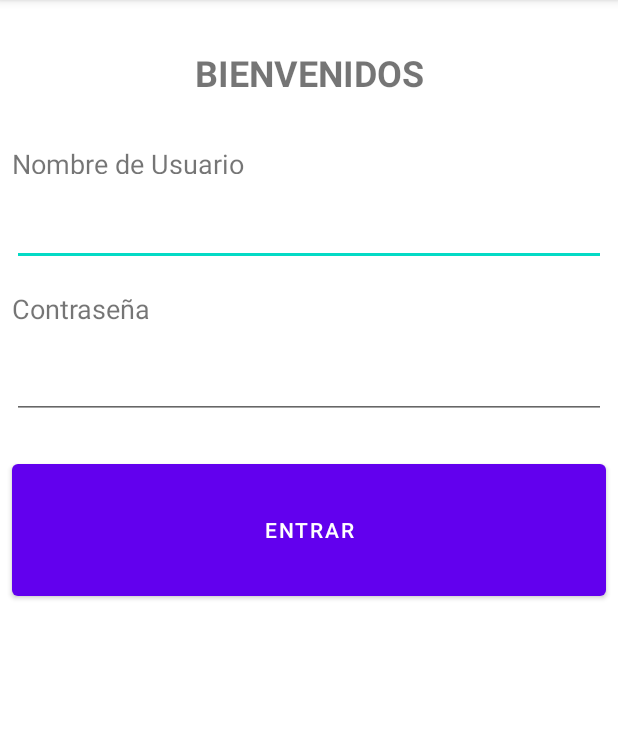
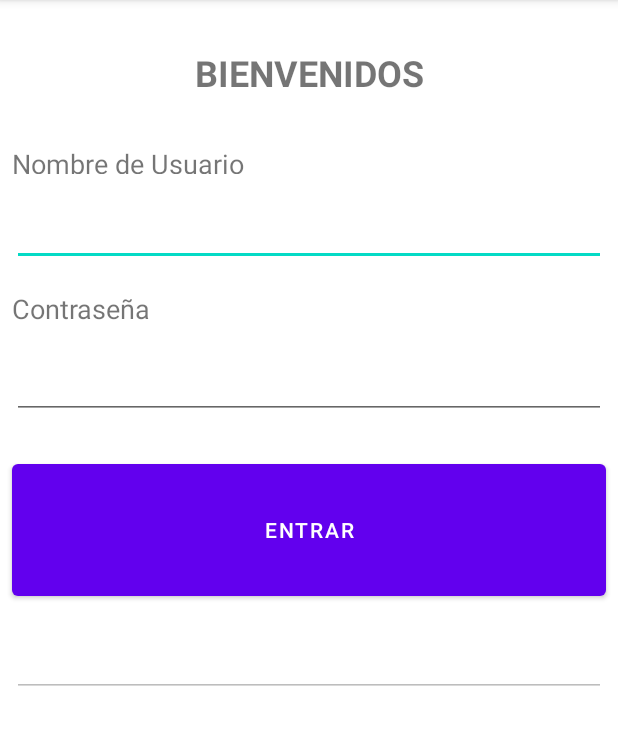
Before and after one commit to ctm002/recicladona, an Android app: the screen it shows after launch (LoginActivity), on a phone screen of 412 x 824 dp, the part 84-829 px from its top. Run offline under Robolectric (Android 15) with nearby library versions, the phone set to English and light mode, and no system bars.

Commit message:
Login
entra a la aplicacion cuando son los mismos campos en usuario y contraseña

```diff
--- a/app/src/main/java/cl/vikost/jasisalioquecosasno/LoginActivity.java
+++ b/app/src/main/java/cl/vikost/jasisalioquecosasno/LoginActivity.java
@@ -1,14 +1,47 @@
 package cl.vikost.jasisalioquecosasno;
+
+import android.content.Intent;
+import android.graphics.Color;
+import android.os.Bundle;
+import android.view.View;
+import android.widget.Button;
+import android.widget.EditText;
 
 import androidx.appcompat.app.AppCompatActivity;
 
-import android.os.Bundle;
+public class LoginActivity extends AppCompatActivity {
 
-public class LoginActivity extends AppCompatActivity {
+    Button   _btnLogin;
+    EditText _txtUserName;
+    EditText _txtPassword;
+    EditText _txtRespuesta;
+
 
     @Override
     protected void onCreate(Bundle savedInstanceState) {
         super.onCreate(savedInstanceState);
         setContentView(R.layout.activity_login);
+
+        _txtUserName = findViewById(R.id.txtUserName);
+        _txtPassword = findViewById(R.id.txtPassword);
+        _txtRespuesta = findViewById(R.id.txtRespuesta);
+        _txtRespuesta.setTextColor(Color.RED);
+
+        _btnLogin = findViewById(R.id.btn_entrar);
+        _btnLogin.setOnClickListener(new View.OnClickListener() {
+            @Override
+            public void onClick(View v) {
+                if (_txtUserName.getText().toString().equals(_txtPassword.getText().toString())) {
+                    _txtRespuesta.setText("");
+                    Intent intent = new Intent(v.getContext(), MainActivity.class);
+                    startActivityForResult(intent, 0);
+                } else {
+                    _txtRespuesta.setText("Error al entrar en la app");
+
+                }
+            }
+        });
+
+        _txtRespuesta.setEnabled(false);
     }
 }
--- a/app/src/main/res/layout/activity_login.xml
+++ b/app/src/main/res/layout/activity_login.xml
@@ -85,4 +85,19 @@
         app:layout_constraintStart_toStartOf="parent"
         app:layout_constraintTop_toBottomOf="@+id/txtPassword" />
 
+    <EditText
+        android:id="@+id/txtRespuesta"
+        android:layout_width="0dp"
+        android:layout_height="wrap_content"
+        android:layout_marginStart="8dp"
+        android:layout_marginTop="16dp"
+        android:layout_marginEnd="8dp"
+        android:editable="false"
+        android:ems="10"
+        android:textAlignment="center"
+        android:inputType="textPersonName"
+        app:layout_constraintEnd_toEndOf="parent"
+        app:layout_constraintStart_toStartOf="parent"
+        app:layout_constraintTop_toBottomOf="@+id/btn_entrar" />
+
 </androidx.constraintlayout.widget.ConstraintLayout>
```
